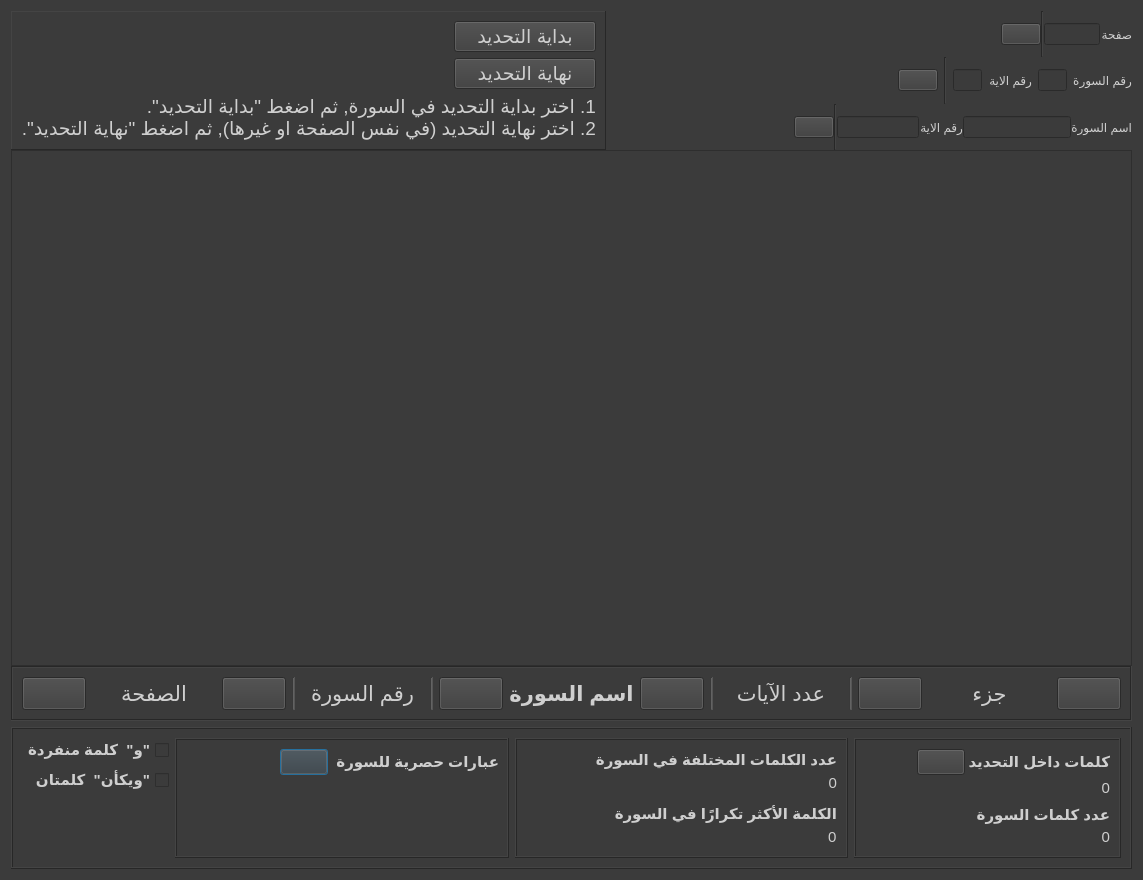
First picture: the form in gui/mushaf_view_dialog/mushaf_view.ui, repository masalha-alaa/quran-counter, before the edit.
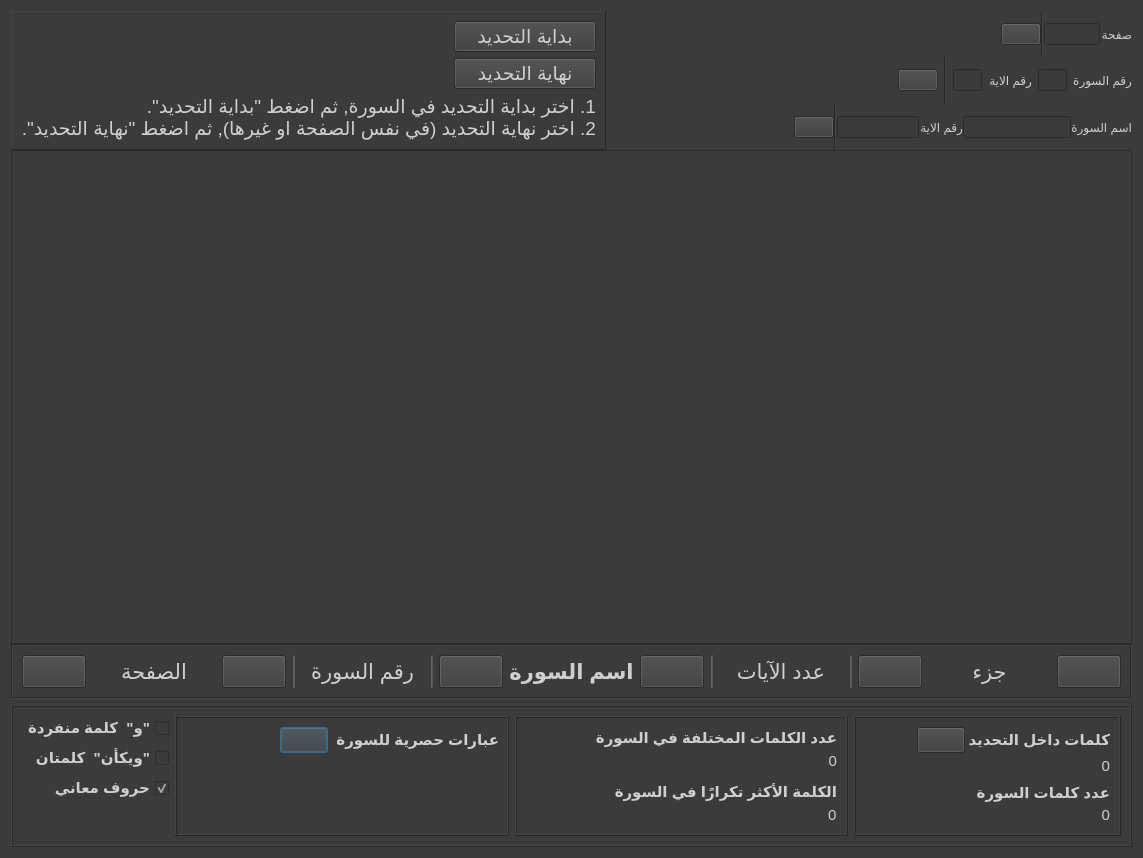
Second picture: the form after the edit. Icons and pictures are not drawn.

Commit message: Option to count / not count huroof maani

Patch:
```diff
--- a/gui/mushaf_view_dialog/mushaf_view.ui
+++ b/gui/mushaf_view_dialog/mushaf_view.ui
@@ -7,7 +7,7 @@
     <x>0</x>
     <y>0</y>
     <width>1143</width>
-    <height>880</height>
+    <height>858</height>
    </rect>
   </property>
   <property name="windowTitle">
@@ -718,6 +718,25 @@
             </property>
            </widget>
           </item>
+          <item>
+           <widget class="QCheckBox" name="huroofMaaniCheckbox">
+            <property name="toolTip">
+             <string notr="true">حتى / ثم / على / عن ...</string>
+            </property>
+            <property name="layoutDirection">
+             <enum>Qt::RightToLeft</enum>
+            </property>
+            <property name="styleSheet">
+             <string notr="true">font: bold;</string>
+            </property>
+            <property name="text">
+             <string>حروف معاني</string>
+            </property>
+            <property name="checked">
+             <bool>true</bool>
+            </property>
+           </widget>
+          </item>
           <item>
            <spacer name="verticalSpacer_4">
             <property name="orientation">
```
The commit also changes 7 other files.
